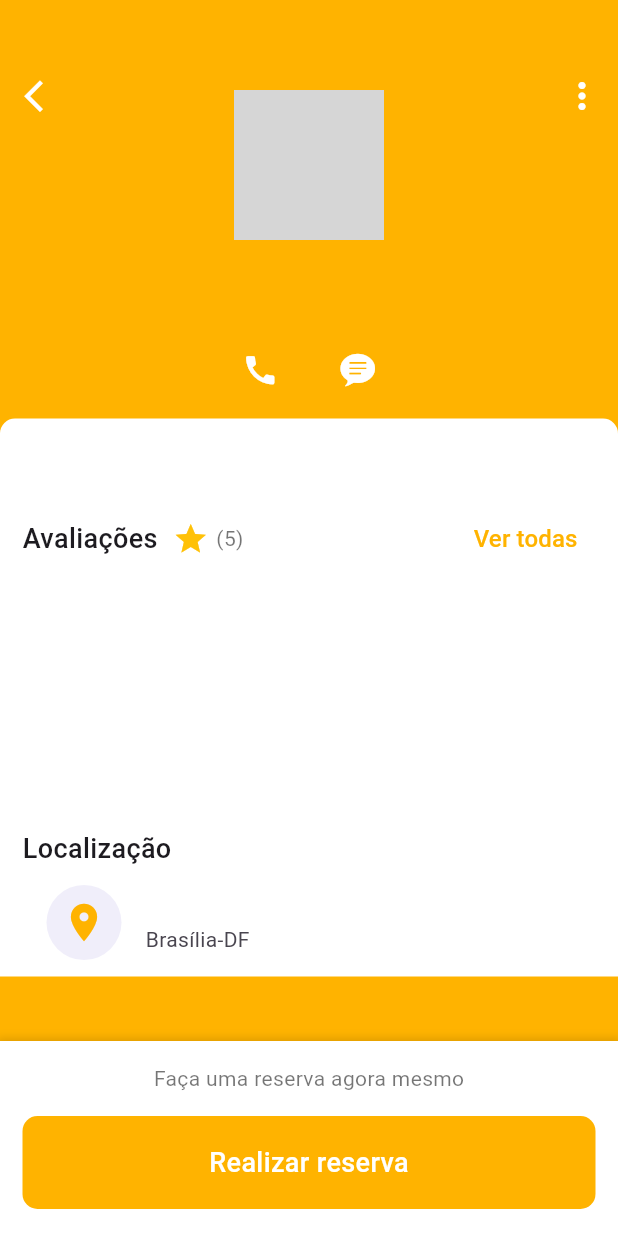
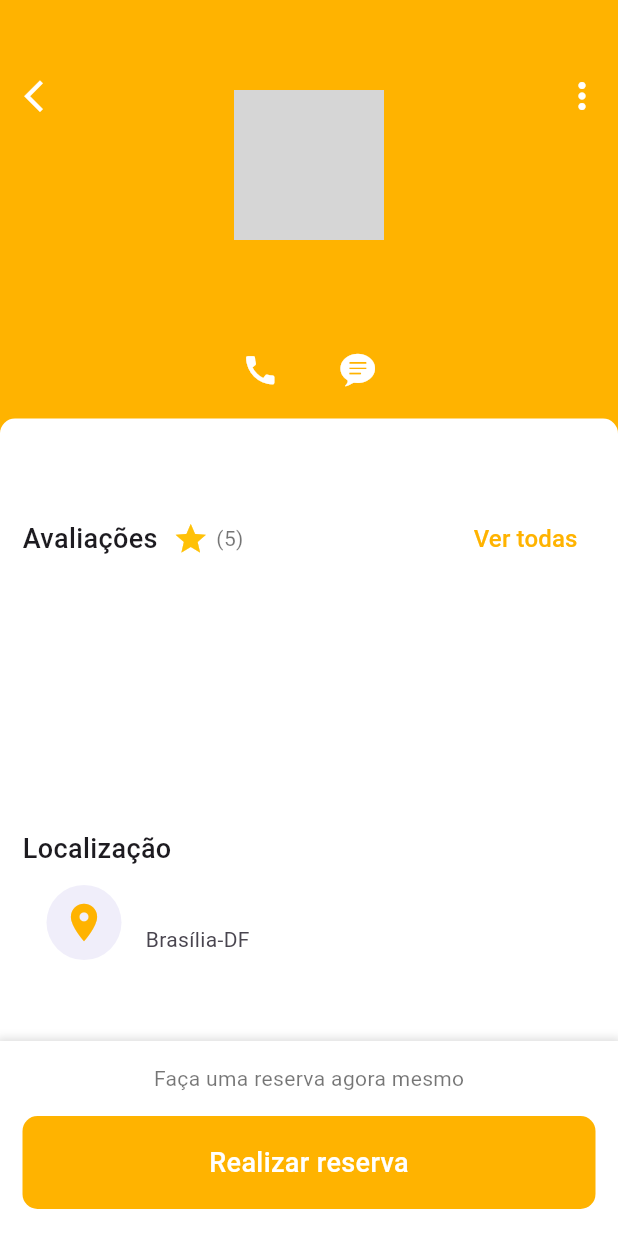
Before and after one commit to LucasDevMelo/smart-reservation, a Flutter app: the AppointmentScreen screen opened directly with empty values, on a phone screen of 412 x 824 dp. Run offline on Flutter 3.47's test engine with Material 3 defaults, Android fonts, the phone set to English and light mode, and no system bars; missing offline and left inert: custom_clippers; grey boxes are pictures that could not be loaded.

Commit message:
deleted:    images/doctors.png 	new file:   images/fotologin.png 	deleted:    images/imglogin.jpeg 	deleted:    images/imgtelas.jpg 	deleted:    images/lined heart.png 	modified:   lib/screens/appointment_screen.dart 	modified:   lib/screens/login_screen.dart 	modified:   lib/screens/sign_up_screen.dart 	modified:   lib/screens/welcome_screen.dart

```diff
--- a/lib/screens/appointment_screen.dart
+++ b/lib/screens/appointment_screen.dart
@@ -276,6 +276,7 @@ class _AppointmentScreenState extends State<AppointmentScreen> {
                     ),
                     subtitle: Text("Brasília-DF"),
                   ),
+                  SizedBox(height: 150),
                 ],
               ),
             ),
--- a/lib/screens/login_screen.dart
+++ b/lib/screens/login_screen.dart
@@ -23,7 +23,7 @@ class _loginScreenState extends State<loginScreen> {
                   Padding(
                     padding: const EdgeInsets.all(20),
                     child: Image.asset(
-                      "images/imgtelas.jpg",
+                      "images/fotologin.png",
                     ),
                   ),
                   SizedBox(height: 10),
--- a/lib/screens/sign_up_screen.dart
+++ b/lib/screens/sign_up_screen.dart
@@ -22,7 +22,7 @@ class _SignUpScreenState extends State<SignUpScreen> {
                   Padding(
                     padding: const EdgeInsets.all(20),
                     child: Image.asset(
-                      "images/capa.png",
+                      "images/fotologin.png",
                     ),
                   ),
                   SizedBox(height: 15),
--- a/lib/screens/welcome_screen.dart
+++ b/lib/screens/welcome_screen.dart
@@ -42,7 +42,7 @@ class WelcomeScreen extends StatelessWidget {
                 ),
                 Padding(
                   padding: EdgeInsets.all(20),
-                  child: Image.asset("images/capa.png"),
+                  child: Image.asset("images/fotologin.png"),
                 ),
                 SizedBox(height: 50),
                 Text(
```
Also changed, not shown: images/doctors.png (deleted), images/fotologin.png (added), images/imglogin.jpeg (deleted), images/imgtelas.jpg (deleted), images/lined heart.png (deleted).
